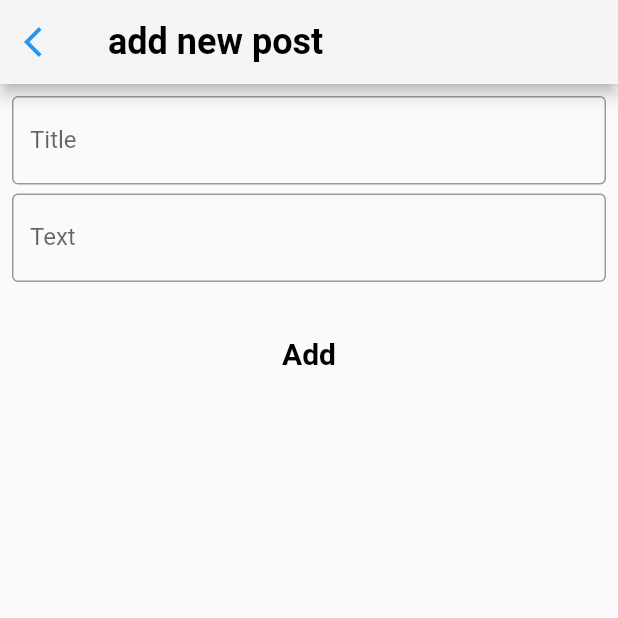
After one commit to ZayniddinMamarasulov/flutter-uzbek, a Flutter app: the PostPage screen opened directly, after a tap on the "add" icon, on a phone screen of 412 x 824 dp, the top half of it. The commit adds this screen. Run offline on Flutter 3.47's test engine with Material 2 defaults, Android fonts, the light colour scheme and no system bars; our stand-ins replace cloud_firestore, firebase_auth, firebase_core; accounts and stored records are empty; project files that could hold a hidden picture were left out.

Commit message:
add firestore database

```diff
--- a/lib/main.dart
+++ b/lib/main.dart
@@ -1,4 +1,5 @@
 import 'package:flutter/material.dart';
+import 'package:flutter_uzbek/view/add_post_page.dart';
 import 'package:flutter_uzbek/view/components/popular_item.dart';
 import 'package:flutter_uzbek/view/home_page.dart';
 import 'package:flutter_uzbek/view/my_profil_page.dart';
@@ -35,6 +36,7 @@ class MyApp extends StatelessWidget {
         AuthPage.id: (context) => AuthPage(),
         SignupPage.id: (context) => SignupPage(),
         LoginPage.id: (context) => LoginPage(),
+        AddPostPage.id: (context) => AddPostPage(),
       },
     );
   }
--- /dev/null
+++ b/lib/model/my_post_model.dart
@@ -0,0 +1,20 @@
+class MyPosts{
+  String? title;
+  String? text;
+
+
+  MyPosts(this.title,this.text);
+
+  MyPosts.fromJson(Map<String, dynamic> json){
+    title=json['title'];
+    text=json['text'];
+
+  }
+
+  Map<String,dynamic> toJson(){
+    final Map<String,dynamic> data=new Map<String,dynamic>();
+    data['title']=this.title;
+    data['text']=this.text;
+    return data;
+  }
+}
--- /dev/null
+++ b/lib/view/add_post_page.dart
@@ -0,0 +1,112 @@
+import 'package:cloud_firestore/cloud_firestore.dart';
+import 'package:flutter/material.dart';
+import 'package:flutter_uzbek/color/app_color.dart';
+class AddPostPage extends StatefulWidget {
+  const AddPostPage({Key? key}) : super(key: key);
+  static final String id="add_post_page";
+
+  @override
+  _AddPostPageState createState() => _AddPostPageState();
+}
+
+class _AddPostPageState extends State<AddPostPage> {
+
+  final formKey =GlobalKey<FormState>();
+
+  String title="";
+  String text="";
+  @override
+  Widget build(BuildContext context) {
+    return Scaffold(
+        appBar: AppBar(
+          backgroundColor: AppColors.containerFiveColor,
+          automaticallyImplyLeading: false,
+          title: Text('add new post',style: TextStyle(color: Colors.black,fontSize: 24,fontWeight: FontWeight.bold),),
+          leading: IconButton(
+            onPressed: (){
+              Navigator.pop(context);
+            },
+            icon: Icon(Icons.arrow_back_ios,color: Colors.blue,),
+          ),
+        ),
+        body: Container(
+            child: Padding(
+              padding: EdgeInsets.symmetric(vertical: 8,horizontal: 8),
+              child: Form(
+                key: formKey,
+                child: Column(
+                  children: [
+                    TextFormField(
+                      decoration: InputDecoration(
+                        border: OutlineInputBorder(),
+                        labelText: 'Title',
+                      ),
+                      validator: (value){
+                        if(value!=null)
+                          if(value!.isEmpty){
+                            return "To'ldirilmagan";
+                          }
+
+                      },
+                      onSaved: (value){
+                        title=value!;
+                      },
+                    ),
+                    SizedBox(height: 6,),
+                    TextFormField(
+                      decoration: InputDecoration(
+                        border: OutlineInputBorder(),
+                        labelText: 'Text',
+                      ),
+                      validator: (value){
+                        if(value!=null)
+                          if(value!.isEmpty){
+                            return "To'ldirilmagan";
+                          }
+
+                      },
+                      onSaved: (value){
+                        text=value!;
+                      },
+                    ),
+                    SizedBox(height: 24,),
+                    TextButton(
+                        onPressed: (){
+                          addMovie();
+                        },
+                        child: Text("Add",style: TextStyle(color: Colors.black,fontSize: 20,fontWeight: FontWeight.bold),)
+                    )
+                  ],
+                ),
+              ),
+            )
+        )
+    );
+  }
+
+  void addMovie(){
+
+    bool isValid=formKey.currentState!.validate();
+
+    if(isValid){
+      formKey.currentState?.save();
+      _create();
+      Navigator.pop(context);
+    }
+  }
+
+  void _create()async{
+    final FirebaseFirestore firestore=FirebaseFirestore.instance;
+    try{
+      await firestore.collection('posts')
+          .doc('${title.replaceAll(" ", "_")}')
+          .set({
+        'title':'$title',
+        'text':'$text',
+      });
+    }catch(e){
+      print(e);
+    }
+  }
+
+}
--- a/lib/view/chats_page.dart
+++ b/lib/view/chats_page.dart
@@ -12,10 +12,13 @@ class ChatsPage extends StatefulWidget {
 }
 
 class _ChatsPageState extends State<ChatsPage> {
+  final now = DateTime.now();
+
   @override
   Widget build(BuildContext context) {
     return Scaffold(
       appBar: AppBar(
+        automaticallyImplyLeading: false,
         backgroundColor: AppColors.containerFiveColor,
         title: Column(
           crossAxisAlignment: CrossAxisAlignment.start,
--- a/lib/view/components/my_post.dart
+++ b/lib/view/components/my_post.dart
@@ -1,5 +1,6 @@
 import 'package:flutter/material.dart';
 class MyPost extends StatelessWidget {
+
   const MyPost({Key? key}) : super(key: key);
 
   @override
--- a/lib/view/post_page.dart
+++ b/lib/view/post_page.dart
@@ -1,8 +1,11 @@
+import 'package:cloud_firestore/cloud_firestore.dart';
 import 'package:flutter/cupertino.dart';
 import 'package:flutter/material.dart';
 import 'package:flutter_uzbek/color/app_color.dart';
+import 'package:flutter_uzbek/model/my_post_model.dart';
+import 'package:flutter_uzbek/view/add_post_page.dart';
+import 'package:intl/intl.dart';
 
-import 'components/my_post.dart';
 class PostPage extends StatefulWidget {
   const PostPage({Key? key}) : super(key: key);
   static final String id="post_page";
@@ -14,31 +17,24 @@ class PostPage extends StatefulWidget {
 class _PostPageState extends State<PostPage> {
   @override
   Widget build(BuildContext context) {
+
+    final moviesRef = FirebaseFirestore.instance
+        .collection('posts')
+        .withConverter<MyPosts>(
+      fromFirestore: (snapshots, _) => MyPosts.fromJson(snapshots.data()!),
+      toFirestore: (post, _) => post.toJson(),
+    );
+
     return Scaffold(
-      body: CustomScrollView(
-          slivers: [
-            SliverAppBar(
-              expandedHeight: 160,
+      appBar: AppBar(
         automaticallyImplyLeading: false,
-              pinned: true,
-              titleSpacing: 0,
-              elevation: 1.0,
-              backgroundColor: AppColors.containerFourColor,
-              title: Padding(
-                padding: EdgeInsets.only(left: 10),
-                child: Text("My Posts",style: TextStyle(color: Colors.black,fontSize: 32,fontWeight: FontWeight.w700),),
-              ),
-              flexibleSpace: FlexibleSpaceBar(
-                background: Padding(
-                  padding: EdgeInsets.all(8),
-                  child: Column(
+      backgroundColor: AppColors.containerFiveColor,
+      title: Column(
         crossAxisAlignment: CrossAxisAlignment.start,
-                    children: <Widget>[
-                      SizedBox(height: 70.0),
-                      Padding(
-                        padding: const EdgeInsets.fromLTRB(12, 6, 12, 12),
-                        child: Container(
-                          height: 36.0,
+        children: [
+          Text("My Posts",style: TextStyle(color: Colors.black,fontSize: 32,fontWeight: FontWeight.w700),),
+          Container(
+            height: 36,
             width: double.infinity,
             child: CupertinoTextField(
               keyboardType: TextInputType.text,
@@ -61,24 +57,73 @@ class _PostPageState extends State<PostPage> {
                 color: Color(0xffF0F1F5),
               ),
             ),
-                        ),
-                      ),
+          )
         ],
       ),
+      toolbarHeight: 100,
     ),
-              ),
-            ),
-            SliverToBoxAdapter(
-              child: MyPost(),
-            )
-          ]
-      ),
+      body: StreamBuilder<QuerySnapshot<MyPosts>>(
+        stream: moviesRef.snapshots(),
+        builder: (context,snapshot){
+          if(snapshot.hasError){
+            return Center(
+              child: Text(snapshot.error.toString()),
+            );
+          }
+          if(!snapshot.hasData){
+            return CircularProgressIndicator();
+          }else
+            return ListView.builder(
+                itemCount: snapshot.data?.size,
+                itemBuilder: (context,index){
+                  return postVidget(snapshot.data!.docs[index].data(), index);
+                });
+        },
+      ) ,
       floatingActionButton: FloatingActionButton(
         onPressed: () {
-
+          Navigator.pushNamed(context, AddPostPage.id);
         },
         child: Icon(Icons.add),
       ),
     );
   }
+
+  Widget postVidget(MyPosts mypost,int index){
+    var now = DateTime.now();
+    String formattedDate = DateFormat('MM/dd/yyyy').format(now);
+
+    return Card(
+      elevation: 2,
+      child: Container(
+        padding: EdgeInsets.all(10),
+        height: 242,
+        width: double.infinity,
+        child: Row(
+          children: [
+            Expanded(
+              child: Column(
+                crossAxisAlignment: CrossAxisAlignment.start,
+                children: [
+                  Text(formattedDate.toString()),
+                  SizedBox(height: 17,),
+                  Text(mypost.title.toString(),style: TextStyle(fontSize: 24,fontWeight: FontWeight.w700,color: Colors.black)),
+                  SizedBox(height: 8,),
+                  Text(mypost.text.toString(),style: TextStyle(fontSize: 17,fontWeight: FontWeight.w400,color: Colors.grey),)
+                ],
+              ),
+            ),
+            Expanded(
+                child: Row(
+                  children: [
+                    Image(image: AssetImage("assets/icons/img5.png"))
+                  ],
+                )
+            )
+          ],
+        ),
+      ),
+    );
   }
+
+}
--- a/pubspec.yaml
+++ b/pubspec.yaml
@@ -35,6 +35,8 @@ dependencies:
   # Use with the CupertinoIcons class for iOS style icons.
   cupertino_icons: ^1.0.2
   firebase_auth: ^3.3.10
+  cloud_firestore: ^3.1.10
+  datetime_picker_formfield: ^2.0.0
 
 dev_dependencies:
   flutter_test:
```
Also changed, not shown: lib/view/register_and_login/auth_page/components/welcome_text.dart (+10 -8 lines), lib/view/register_and_login/login_page/components/app_bar.dart (+7 -3 lines), lib/view/register_and_login/signup_page/signup_page.dart (+8 -3 lines), pubspec.lock, 1 other file. Lines whose indentation alone changed are shown as unchanged.
